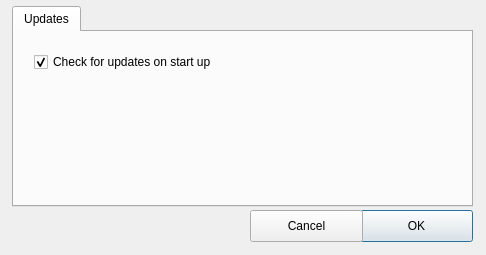
The window that resources/ui/configuration_dialog.ui (namuan/kube-rider) describes before a commit, drawn with Qt 5.
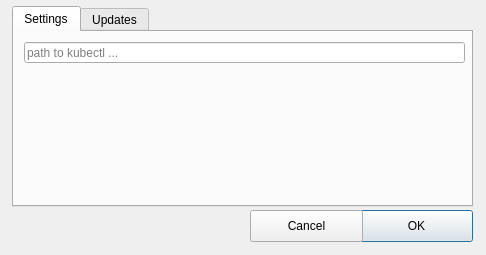
The same window after the commit.

Commit message: [Feature] Added configuration to input kubectl path

Diff of the .ui file:
```diff
--- a/resources/ui/configuration_dialog.ui
+++ b/resources/ui/configuration_dialog.ui
@@ -31,6 +31,24 @@
    <property name="currentIndex">
     <number>0</number>
    </property>
+   <widget class="QWidget" name="tab">
+    <attribute name="title">
+     <string>Settings</string>
+    </attribute>
+    <widget class="QLineEdit" name="txt_kubectl">
+     <property name="geometry">
+      <rect>
+       <x>10</x>
+       <y>10</y>
+       <width>441</width>
+       <height>21</height>
+      </rect>
+     </property>
+     <property name="placeholderText">
+      <string>path to kubectl ...</string>
+     </property>
+    </widget>
+   </widget>
    <widget class="QWidget" name="update">
     <attribute name="title">
      <string>Updates</string>
```
The commit also changes 6 other files.
